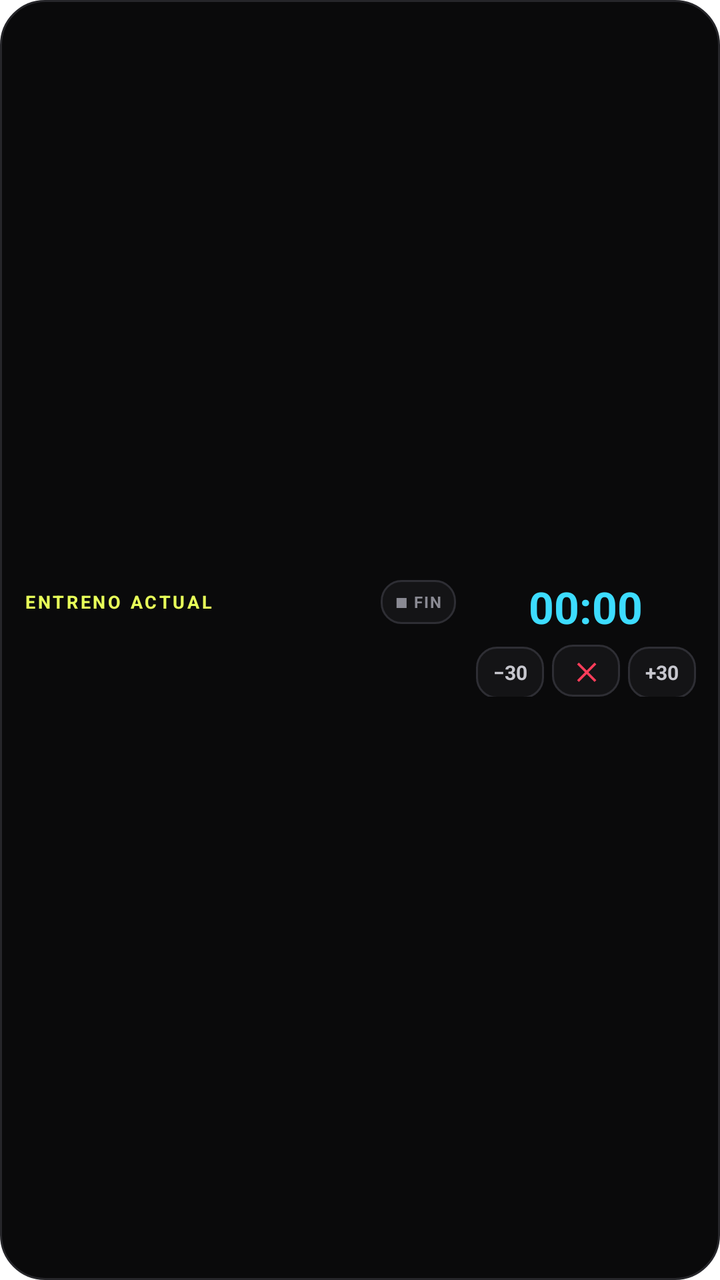
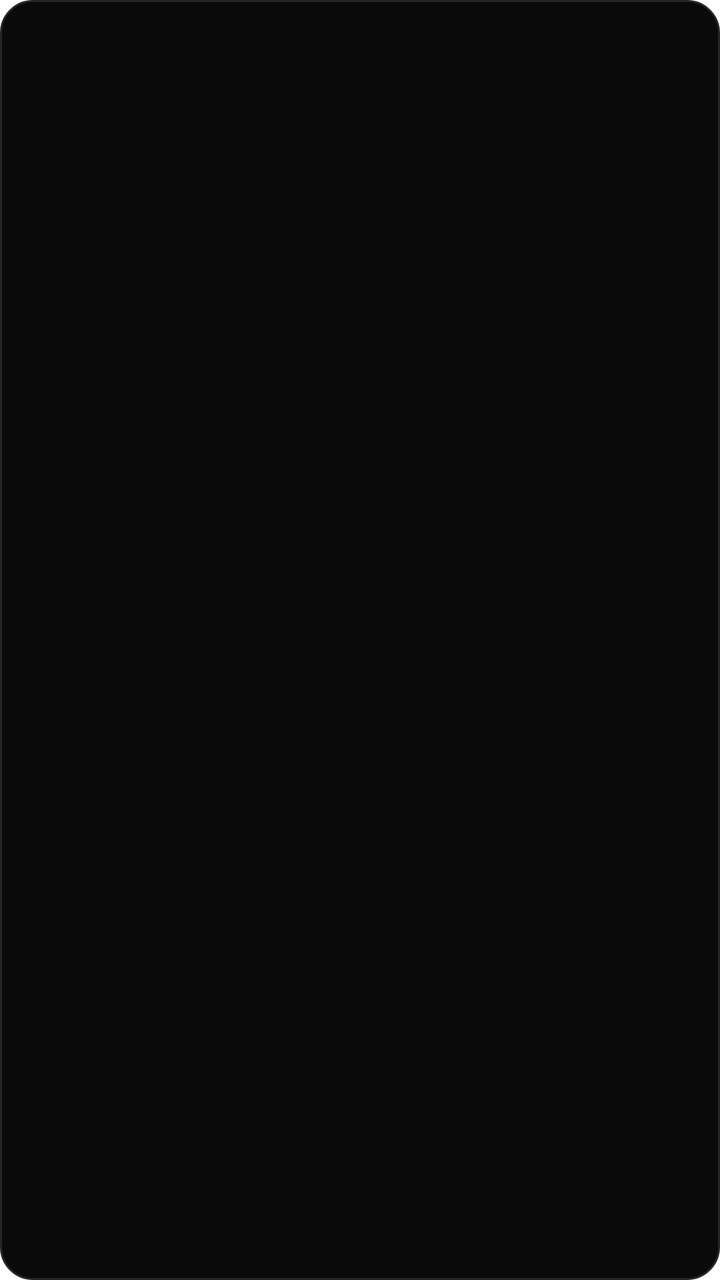

The first picture is an Android layout as it rendered before a commit; the second is the same layout after the commit. The layout source and the unified diff follow.
<!-- AndroidManifest.xml: fallback theme Theme.MaterialComponents.DayNight.NoActionBar -->
<!-- res/layout/pulso_widget_large.xml -->
<?xml version="1.0" encoding="utf-8"?>
<LinearLayout xmlns:android="http://schemas.android.com/apk/res/android"
    android:id="@+id/pulso_widget_root"
    android:layout_width="match_parent"
    android:layout_height="match_parent"
    android:orientation="horizontal"
    android:gravity="center_vertical"
    android:background="@drawable/pulso_widget_card"
    android:padding="12dp">

    <LinearLayout
        android:layout_width="0dp"
        android:layout_height="wrap_content"
        android:layout_weight="1"
        android:orientation="vertical">

        <LinearLayout
            android:layout_width="match_parent"
            android:layout_height="wrap_content"
            android:orientation="horizontal"
            android:gravity="center_vertical">

            <TextView
                android:id="@+id/pulso_eyebrow"
                android:layout_width="0dp"
                android:layout_height="wrap_content"
                android:layout_weight="1"
                android:text="ENTRENO ACTUAL"
                android:textSize="9sp"
                android:textStyle="bold"
                android:letterSpacing="0.14"
                android:textColor="#E8FF59"
                android:maxLines="1"
                android:ellipsize="end" />

            <TextView
                android:id="@+id/pulso_btn_finish"
                android:layout_width="wrap_content"
                android:layout_height="22dp"
                android:layout_marginStart="6dp"
                android:paddingHorizontal="7dp"
                android:gravity="center"
                android:background="@drawable/pulso_widget_button"
                android:text="■ FIN"
                android:textSize="8sp"
                android:textStyle="bold"
                android:letterSpacing="0.08"
                android:textColor="#8A8A93" />
        </LinearLayout>

        <TextView
            android:id="@+id/pulso_current"
            android:layout_width="match_parent"
            android:layout_height="wrap_content"
            android:layout_marginTop="2dp"
            android:textSize="15sp"
            android:textStyle="bold"
            android:textColor="#FAFAFA"
            android:maxLines="1"
            android:ellipsize="end" />

        <TextView
            android:id="@+id/pulso_next"
            android:layout_width="match_parent"
            android:layout_height="wrap_content"
            android:layout_marginTop="2dp"
            android:textSize="10sp"
            android:textColor="#8A8A93"
            android:maxLines="1"
            android:ellipsize="end" />
    </LinearLayout>

    <LinearLayout
        android:layout_width="wrap_content"
        android:layout_height="wrap_content"
        android:layout_marginStart="10dp"
        android:orientation="vertical"
        android:gravity="center_horizontal">

        <Chronometer
            android:id="@+id/pulso_chronometer"
            android:layout_width="wrap_content"
            android:layout_height="wrap_content"
            android:textSize="22sp"
            android:textStyle="bold"
            android:textColor="#3DDCFF"
            android:includeFontPadding="false" />

        <TextView
            android:id="@+id/pulso_rest_idle"
            android:layout_width="wrap_content"
            android:layout_height="28dp"
            android:minWidth="72dp"
            android:paddingHorizontal="8dp"
            android:gravity="center"
            android:background="@drawable/pulso_widget_button"
            android:text="✓ LISTO"
            android:textSize="11sp"
            android:textStyle="bold"
            android:letterSpacing="0.08"
            android:textColor="#E8FF59"
            android:includeFontPadding="false"
            android:visibility="gone" />

        <LinearLayout
            android:id="@+id/pulso_rest_actions"
            android:layout_width="wrap_content"
            android:layout_height="wrap_content"
            android:layout_marginTop="5dp"
            android:orientation="horizontal">

            <TextView
                android:id="@+id/pulso_btn_reduce"
                android:layout_width="34dp"
                android:layout_height="26dp"
                android:layout_marginEnd="4dp"
                android:gravity="center"
                android:background="@drawable/pulso_widget_button"
                android:text="−30"
                android:textSize="10sp"
                android:textStyle="bold"
                android:textColor="#C7C7CE" />

            <TextView
                android:id="@+id/pulso_btn_skip"
                android:layout_width="34dp"
                android:layout_height="26dp"
                android:gravity="center"
                android:background="@drawable/pulso_widget_button"
                android:text="✕"
                android:textSize="12sp"
                android:textStyle="bold"
                android:textColor="#FF3D5A" />

            <TextView
                android:id="@+id/pulso_btn_add"
                android:layout_width="34dp"
                android:layout_height="26dp"
                android:layout_marginStart="4dp"
                android:gravity="center"
                android:background="@drawable/pulso_widget_button"
                android:text="+30"
                android:textSize="10sp"
                android:textStyle="bold"
                android:textColor="#C7C7CE" />
        </LinearLayout>
    </LinearLayout>
</LinearLayout>
<!-- resources referenced by this layout -->
<resources>
  <!-- drawable pulso_widget_button (drawable) -->
  <?xml version="1.0" encoding="utf-8"?>
  <shape xmlns:android="http://schemas.android.com/apk/res/android"
      android:shape="rectangle">
      <solid android:color="#141416" />
      <stroke
          android:width="1dp"
          android:color="#2E2E34" />
      <corners android:radius="10dp" />
  </shape>
  <!-- drawable pulso_widget_card (drawable) -->
  <?xml version="1.0" encoding="utf-8"?>
  <shape xmlns:android="http://schemas.android.com/apk/res/android"
      android:shape="rectangle">
      <solid android:color="#0A0A0B" />
      <stroke
          android:width="1dp"
          android:color="#26262A" />
      <corners android:radius="22dp" />
  </shape>
</resources>

<!-- the commit's change to res/layout/pulso_widget_large.xml (unified diff, before → after) -->
@@ -6,143 +6,83 @@
     android:orientation="horizontal"
     android:gravity="center_vertical"
     android:background="@drawable/pulso_widget_card"
-    android:padding="12dp">
+    android:paddingHorizontal="14dp"
+    android:paddingVertical="10dp">
 
     <LinearLayout
         android:layout_width="0dp"
         android:layout_height="wrap_content"
-        android:layout_weight="1"
+        android:layout_weight="3"
         android:orientation="vertical">
-
-        <LinearLayout
-            android:layout_width="match_parent"
-            android:layout_height="wrap_content"
-            android:orientation="horizontal"
-            android:gravity="center_vertical">
-
-            <TextView
-                android:id="@+id/pulso_eyebrow"
-                android:layout_width="0dp"
-                android:layout_height="wrap_content"
-                android:layout_weight="1"
-                android:text="ENTRENO ACTUAL"
-                android:textSize="9sp"
-                android:textStyle="bold"
-                android:letterSpacing="0.14"
-                android:textColor="#E8FF59"
-                android:maxLines="1"
-                android:ellipsize="end" />
-
-            <TextView
-                android:id="@+id/pulso_btn_finish"
-                android:layout_width="wrap_content"
-                android:layout_height="22dp"
-                android:layout_marginStart="6dp"
-                android:paddingHorizontal="7dp"
-                android:gravity="center"
-                android:background="@drawable/pulso_widget_button"
-                android:text="■ FIN"
-                android:textSize="8sp"
-                android:textStyle="bold"
-                android:letterSpacing="0.08"
-                android:textColor="#8A8A93" />
-        </LinearLayout>
 
         <TextView
             android:id="@+id/pulso_current"
             android:layout_width="match_parent"
             android:layout_height="wrap_content"
+            android:maxLines="1"
+            android:ellipsize="end"
+            android:textColor="#FAFAFA"
+            android:textSize="15sp"
+            android:textStyle="bold" />
+
+        <TextView
+            android:id="@+id/pulso_detail"
+            android:layout_width="match_parent"
+            android:layout_height="wrap_content"
             android:layout_marginTop="2dp"
-            android:textSize="15sp"
-            android:textStyle="bold"
-            android:textColor="#FAFAFA"
             android:maxLines="1"
-            android:ellipsize="end" />
+            android:ellipsize="end"
+            android:textColor="#C7C7CE"
+            android:textSize="10sp" />
+
+        <ProgressBar
+            android:id="@+id/pulso_set_progress"
+            style="?android:attr/progressBarStyleHorizontal"
+            android:layout_width="match_parent"
+            android:layout_height="3dp"
+            android:layout_marginTop="5dp"
+            android:indeterminate="false"
+            android:progressBackgroundTint="#26262A"
+            android:progressTint="#E8FF59"
+            android:visibility="gone" />
 
         <TextView
             android:id="@+id/pulso_next"
             android:layout_width="match_parent"
             android:layout_height="wrap_content"
             android:layout_marginTop="2dp"
-            android:textSize="10sp"
+            android:maxLines="1"
+            android:ellipsize="end"
             android:textColor="#8A8A93"
-            android:maxLines="1"
-            android:ellipsize="end" />
+            android:textSize="9sp" />
     </LinearLayout>
 
     <LinearLayout
-        android:layout_width="wrap_content"
+        android:layout_width="0dp"
         android:layout_height="wrap_content"
-        android:layout_marginStart="10dp"
-        android:orientation="vertical"
-        android:gravity="center_horizontal">
+        android:layout_weight="2"
+        android:gravity="end|center_vertical"
+        android:orientation="vertical">
 
         <Chronometer
             android:id="@+id/pulso_chronometer"
             android:layout_width="wrap_content"
             android:layout_height="wrap_content"
-            android:textSize="22sp"
+            android:includeFontPadding="false"
+            android:textColor="#3DDCFF"
+            android:textSize="24sp"
             android:textStyle="bold"
-            android:textColor="#3DDCFF"
-            android:includeFontPadding="false" />
+            android:visibility="gone" />
 
         <TextView
             android:id="@+id/pulso_rest_idle"
             android:layout_width="wrap_content"
-            android:layout_height="28dp"
-            android:minWidth="72dp"
-            android:paddingHorizontal="8dp"
-            android:gravity="center"
-            android:background="@drawable/pulso_widget_button"
-            android:text="✓ LISTO"
-            android:textSize="11sp"
+            android:layout_height="wrap_content"
+            android:includeFontPadding="false"
+            android:text="TOCÁ PARA ABRIR"
+            android:textColor="#E8FF59"
+            android:textSize="10sp"
             android:textStyle="bold"
-            android:letterSpacing="0.08"
-            android:textColor="#E8FF59"
-            android:includeFontPadding="false"
             android:visibility="gone" />
-
-        <LinearLayout
-            android:id="@+id/pulso_rest_actions"
-            android:layout_width="wrap_content"
-            android:layout_height="wrap_content"
-            android:layout_marginTop="5dp"
-            android:orientation="horizontal">
-
-            <TextView
-                android:id="@+id/pulso_btn_reduce"
-                android:layout_width="34dp"
-                android:layout_height="26dp"
-                android:layout_marginEnd="4dp"
-                android:gravity="center"
-                android:background="@drawable/pulso_widget_button"
-                android:text="−30"
-                android:textSize="10sp"
-                android:textStyle="bold"
-                android:textColor="#C7C7CE" />
-
-            <TextView
-                android:id="@+id/pulso_btn_skip"
-                android:layout_width="34dp"
-                android:layout_height="26dp"
-                android:gravity="center"
-                android:background="@drawable/pulso_widget_button"
-                android:text="✕"
-                android:textSize="12sp"
-                android:textStyle="bold"
-                android:textColor="#FF3D5A" />
-
-            <TextView
-                android:id="@+id/pulso_btn_add"
-                android:layout_width="34dp"
-                android:layout_height="26dp"
-                android:layout_marginStart="4dp"
-                android:gravity="center"
-                android:background="@drawable/pulso_widget_button"
-                android:text="+30"
-                android:textSize="10sp"
-                android:textStyle="bold"
-                android:textColor="#C7C7CE" />
-        </LinearLayout>
     </LinearLayout>
 </LinearLayout>
<!-- resource entries referenced after the edit -->
@@ -1,15 +1,5 @@
 <!-- resources referenced by this layout -->
 <resources>
-  <!-- drawable pulso_widget_button (drawable) -->
-  <?xml version="1.0" encoding="utf-8"?>
-  <shape xmlns:android="http://schemas.android.com/apk/res/android"
-      android:shape="rectangle">
-      <solid android:color="#141416" />
-      <stroke
-          android:width="1dp"
-          android:color="#2E2E34" />
-      <corners android:radius="10dp" />
-  </shape>
   <!-- drawable pulso_widget_card (drawable) -->
   <?xml version="1.0" encoding="utf-8"?>
   <shape xmlns:android="http://schemas.android.com/apk/res/android"
@@ -18,7 +8,7 @@
       <stroke
           android:width="1dp"
           android:color="#26262A" />
-      <corners android:radius="22dp" />
+      <corners android:radius="16dp" />
   </shape>
 </resources>
 
